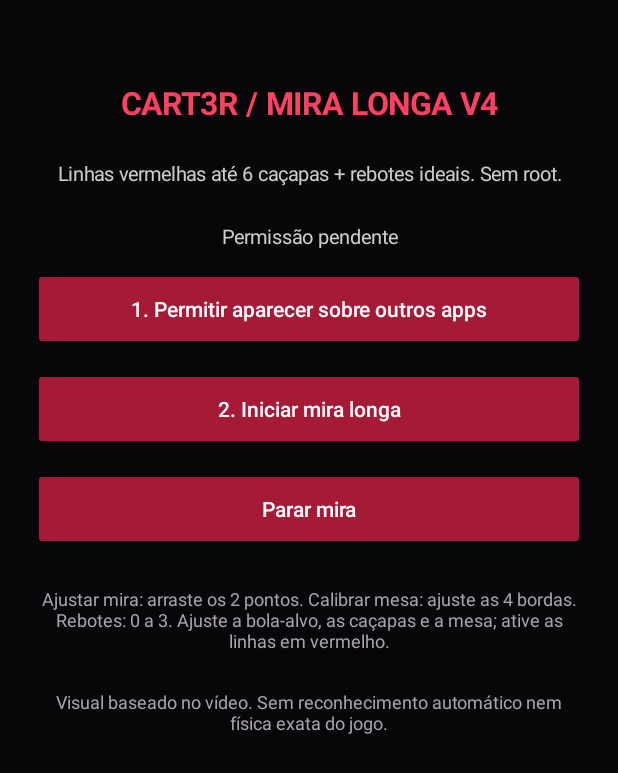
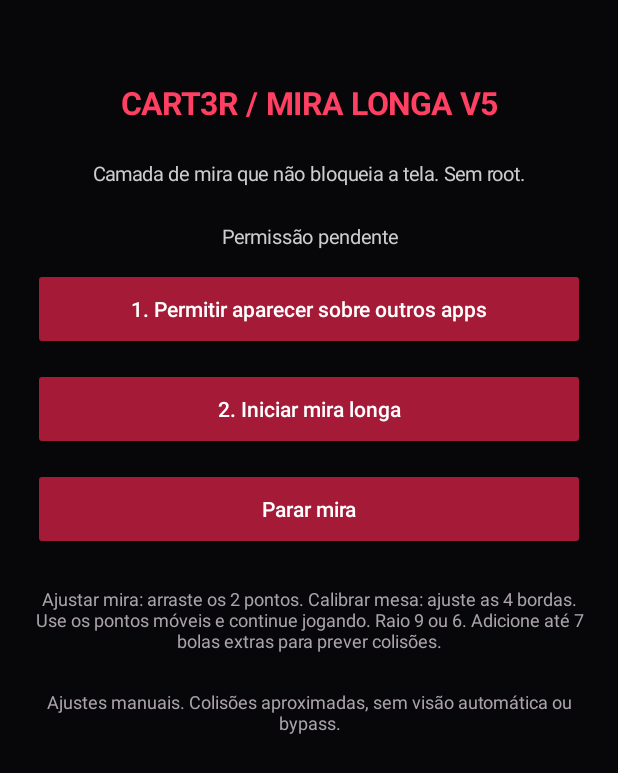
Before and after one commit to oryxsuport-beep/CART3R-MiraLonga-Android, an Android app: the screen it shows after launch (MainActivity), on a phone screen of 412 x 824 dp. Shown: the top 773 px of the screen. Run offline under Robolectric (Android 15) with nearby library versions, the phone set to English and light mode, and no system bars.

Commit message:
release(v5): gameplay touch passthrough, 6/9 radius, multi-ball guide and APK CI

```diff
--- a/app/build.gradle.kts
+++ b/app/build.gradle.kts
@@ -6,11 +6,11 @@ android {
     namespace = "com.cart3r.aimlinedemo"
     compileSdk = 35
     defaultConfig {
-        applicationId = "com.cart3r.aimlinedemo.v4"
+        applicationId = "com.cart3r.aimlinedemo.v5"
         minSdk = 26
         targetSdk = 35
-        versionCode = 4
-        versionName = "4.0"
+        versionCode = 5
+        versionName = "5.0"
     }
     compileOptions {
         sourceCompatibility = JavaVersion.VERSION_17
--- a/app/src/main/java/com/cart3r/aimlinedemo/MainActivity.kt
+++ b/app/src/main/java/com/cart3r/aimlinedemo/MainActivity.kt
@@ -42,8 +42,8 @@ class MainActivity : Activity() {
             }
             layout.addView(b, LinearLayout.LayoutParams(-1,dp(55)).apply { bottomMargin = dp(12) })
         }
-        layout.addView(label("CART3R / MIRA LONGA V4", 21f, Color.rgb(255,64,99), true))
-        layout.addView(label("Linhas vermelhas até 6 caçapas + rebotes ideais. Sem root.", 13f, Color.LTGRAY))
+        layout.addView(label("CART3R / MIRA LONGA V5", 21f, Color.rgb(255,64,99), true))
+        layout.addView(label("Camada de mira que não bloqueia a tela. Sem root.", 13f, Color.LTGRAY))
         status = label("Verificando permissão...", 13f, Color.LTGRAY)
         layout.addView(status)
         button("1. Permitir aparecer sobre outros apps") {
@@ -64,11 +64,11 @@ class MainActivity : Activity() {
         }
         layout.addView(label(
             "Ajustar mira: arraste os 2 pontos. Calibrar mesa: ajuste as 4 bordas. " +
-            "Rebotes: 0 a 3. Ajuste a bola-alvo, as caçapas e a mesa; ative as linhas em vermelho.",
+            "Use os pontos móveis e continue jogando. Raio 9 ou 6. Adicione até 7 bolas extras para prever colisões.",
             12f, Color.rgb(170,163,170)
         ))
         layout.addView(label(
-            "Visual baseado no vídeo. Sem reconhecimento automático nem física exata do jogo.",
+            "Ajustes manuais. Colisões aproximadas, sem visão automática ou bypass.",
             12f, Color.rgb(170,163,170)
         ))
         setContentView(layout)
```
Also changed, not shown: 2 other files.
